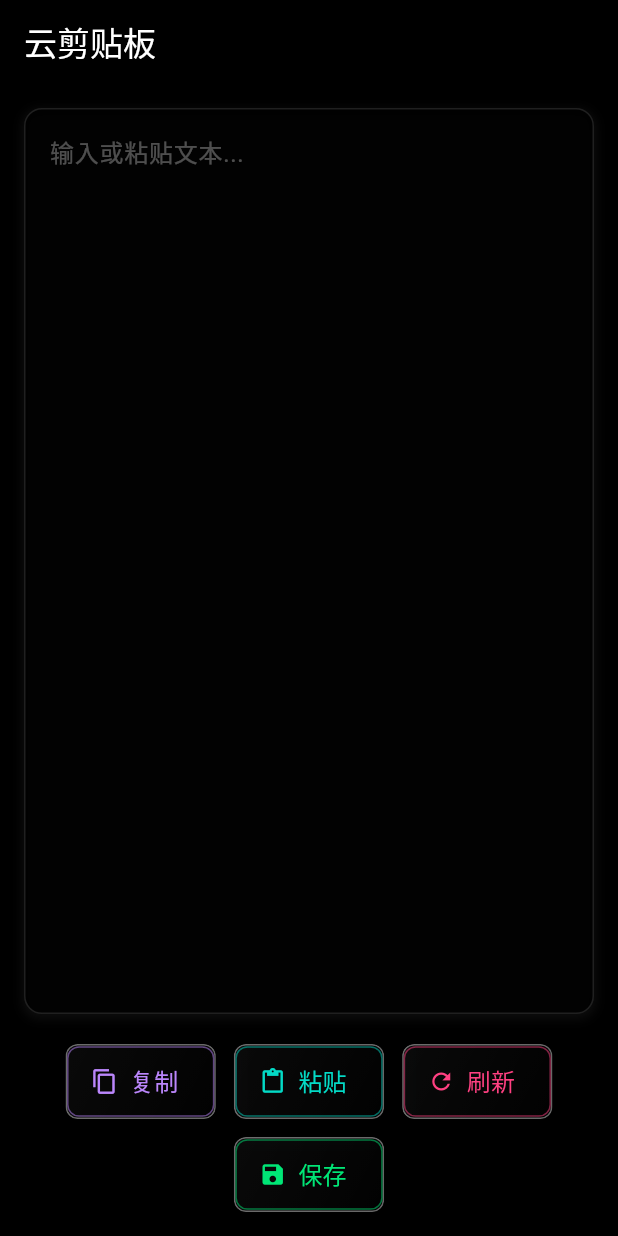
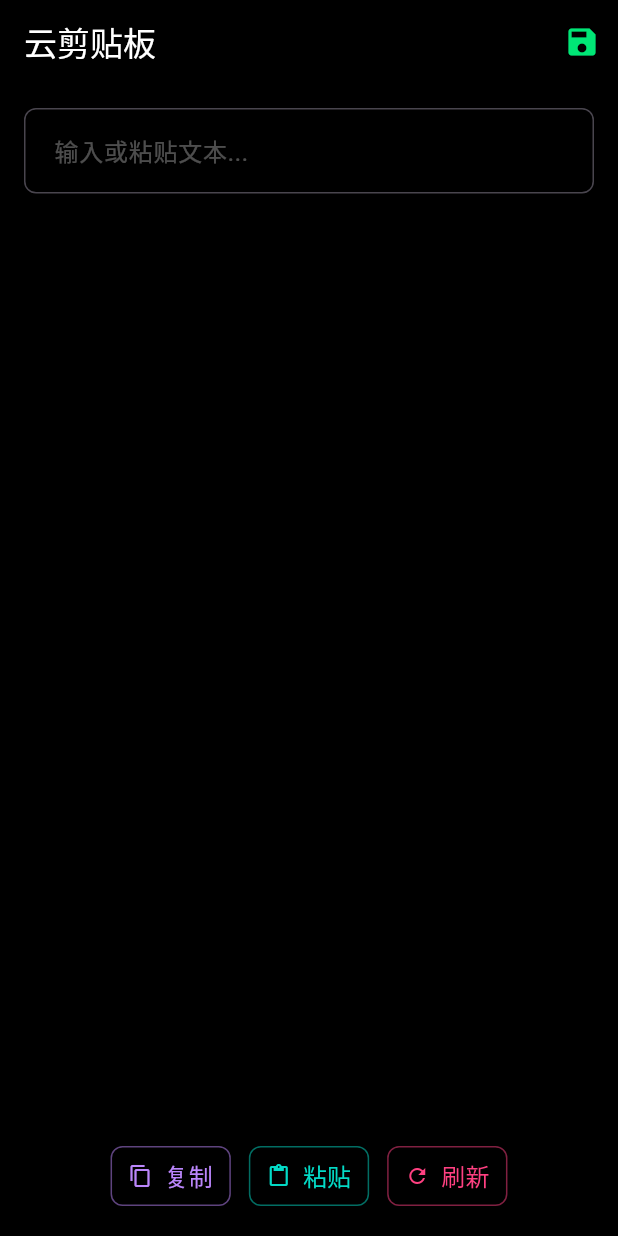
Before and after one commit to Z-zoe8013/ZTOOLBOX, a Flutter app: the screen it shows after launch, on a phone screen of 412 x 824 dp. Run offline on Flutter 3.47's test engine with Material 3 defaults, Android fonts, the phone set to English and light mode, and no system bars.

Commit message:
加入网络权限，调整布局

```diff
--- a/lib/Cloud clipboard/index.dart
+++ b/lib/Cloud clipboard/index.dart
@@ -3,10 +3,9 @@ import 'Access service/visit.dart';
 import 'Access service/save.dart';
 import 'clipboard_utils.dart';
 import 'prompt.dart';
-import 'glass_container.dart';
 
 /// 剪贴板页面
-/// 响应式设计，解决移动端按键溢出问题
+/// 简化版 - 保留核心功能
 class ClipboardPage extends StatefulWidget {
   const ClipboardPage({super.key});
 
@@ -17,6 +16,7 @@ class ClipboardPage extends StatefulWidget {
 class _ClipboardPageState extends State<ClipboardPage> {
   final TextEditingController _textController = TextEditingController();
   bool _isLoading = false; // 控制刷新按钮状态
+  bool _isSaving = false; // 控制保存按钮状态
 
   @override
   void dispose() {
@@ -24,7 +24,7 @@ class _ClipboardPageState extends State<ClipboardPage> {
     super.dispose();
   }
 
-  // 📋 复制文本到剪贴板
+  // 复制文本到剪贴板
   Future<void> _copyToClipboard() async {
     final text = _textController.text.trim();
     if (text.isEmpty) {
@@ -35,7 +35,7 @@ class _ClipboardPageState extends State<ClipboardPage> {
     if (mounted) ToastUtil.showMessage(context, '已复制到剪贴板');
   }
 
-  // 📋 从剪贴板粘贴文本
+  // 从剪贴板粘贴文本
   Future<void> _pasteFromClipboard() async {
     final clipboardText = await ClipboardUtils.getClipboardText();
     if (clipboardText != null && clipboardText.trim().isNotEmpty) {
@@ -48,7 +48,7 @@ class _ClipboardPageState extends State<ClipboardPage> {
     }
   }
 
-  // 🔄 刷新：访问服务并填充数据
+  // 刷新：访问服务并填充数据
   Future<void> _refreshData() async {
     setState(() => _isLoading = true);
 
@@ -72,7 +72,7 @@ class _ClipboardPageState extends State<ClipboardPage> {
     }
   }
 
-  // 💾 保存文本内容
+  // 保存文本内容
   Future<void> _saveText() async {
     final text = _textController.text.trim();
     if (text.isEmpty) {
@@ -80,9 +80,13 @@ class _ClipboardPageState extends State<ClipboardPage> {
       return;
     }
 
+    setState(() => _isSaving = true);
+
     try {
       final saveService = SaveService();
       final result = await saveService.saveNote(noteContent: text);
+
+      if (!mounted) return;
 
       if (result != null && !result.toString().contains('失效')) {
         if (mounted) ToastUtil.showMessage(context, '保存成功');
@@ -91,6 +95,10 @@ class _ClipboardPageState extends State<ClipboardPage> {
       }
     } catch (e) {
       if (mounted) ToastUtil.showMessage(context, '保存出错: $e');
+    } finally {
+      if (mounted) {
+        setState(() => _isSaving = false);
+      }
     }
   }
 
@@ -98,12 +106,9 @@ class _ClipboardPageState extends State<ClipboardPage> {
   Widget build(BuildContext context) {
     // 获取屏幕宽度，用于响应式布局
     final screenWidth = MediaQuery.of(context).size.width;
-    // 根据屏幕宽度决定按钮尺寸和图标显示
     final bool isSmallScreen = screenWidth < 360;
-    final double buttonPadding = isSmallScreen ? 8.0 : 12.0;
-    final double iconSize = isSmallScreen ? 16 : 18;
 
-    // 深色主题颜色
+    // 主题颜色
     const primaryColor = Color(0xFFBB86FC); // 紫色点缀
     const secondaryColor = Color(0xFF03DAC6); // 青色点缀
     const accentColor = Color(0xFFFF4081); // 粉色点缀
@@ -114,102 +119,84 @@ class _ClipboardPageState extends State<ClipboardPage> {
       appBar: AppBar(
         title: const Text('云剪贴板'),
         backgroundColor: Colors.black87,
-        elevation: 0,
         foregroundColor: Colors.white,
+        actions: [
+          // 保存按钮
+          IconButton(
+            icon: _isSaving
+                ? const SizedBox(
+                    width: 20,
+                    height: 20,
+                    child: CircularProgressIndicator(
+                      strokeWidth: 2,
+                      color: Colors.white,
+                    ),
+                  )
+                : const Icon(Icons.save),
+            onPressed: _isSaving ? null : _saveText,
+            tooltip: '保存',
+            color: successColor,
+          ),
+        ],
       ),
       body: Padding(
         padding: const EdgeInsets.all(16.0),
         child: Column(
-          crossAxisAlignment: CrossAxisAlignment.center,
           children: [
-            // 文本编辑区域
+            // 简化的文本编辑区域
             Expanded(
-              child: Container(
-                decoration: BoxDecoration(
-                  color: Colors.black87,
-                  border: Border.all(color: Colors.white12),
-                  borderRadius: BorderRadius.circular(12),
-                  boxShadow: [
-                    BoxShadow(
-                      color: Colors.white.withOpacity(0.05),
-                      spreadRadius: 1,
-                      blurRadius: 5,
-                      offset: const Offset(0, 2),
-                    ),
-                  ],
-                ),
               child: TextField(
                 controller: _textController,
-                  autofocus: false,
-                  maxLines: null,
-                  expands: true,
-                  textAlignVertical: TextAlignVertical.top,
-                  style: const TextStyle(fontSize: 16, color: Colors.white),
                 decoration: InputDecoration(
-                    border: InputBorder.none,
                   hintText: '输入或粘贴文本...',
                   hintStyle: TextStyle(color: Colors.white30),
+                  filled: true,
+                  fillColor: Colors.black87,
+                  border: OutlineInputBorder(
+                    borderRadius: BorderRadius.circular(8),
+                    borderSide: BorderSide(color: Colors.white12),
+                  ),
                   contentPadding: const EdgeInsets.all(16),
                 ),
-                  textInputAction: TextInputAction.done,
-                  cursorColor: primaryColor,
-                ),
+                style: const TextStyle(fontSize: 16, color: Colors.white),
+                textAlignVertical: TextAlignVertical.top,
+                maxLines: null, // 允许多行输入
               ),
             ),
             const SizedBox(height: 20),
 
-            // 按钮区域 - 使用Wrap替代Row，解决溢出问题
-            Wrap(
-              spacing: 12.0, // 水平间距
-              runSpacing: 12.0, // 垂直间距
-              alignment: WrapAlignment.center,
+            // 简化的按钮区域
+            Row(
+              mainAxisAlignment: MainAxisAlignment.center,
               children: [
                 // 复制按钮
-                _buildActionButton(
+                _buildSimpleButton(
                   icon: Icons.copy,
                   label: '复制',
                   onPressed: _copyToClipboard,
                   color: primaryColor,
-                  isLoading: false,
-                  buttonPadding: buttonPadding,
-                  iconSize: iconSize,
                   isSmallScreen: isSmallScreen,
                 ),
+                const SizedBox(width: 12),
 
                 // 粘贴按钮
-                _buildActionButton(
+                _buildSimpleButton(
                   icon: Icons.paste,
                   label: '粘贴',
                   onPressed: _pasteFromClipboard,
                   color: secondaryColor,
-                  isLoading: false,
-                  buttonPadding: buttonPadding,
-                  iconSize: iconSize,
                   isSmallScreen: isSmallScreen,
                 ),
+                const SizedBox(width: 12),
 
                 // 刷新按钮
-                _buildActionButton(
+                _buildSimpleButton(
                   icon: Icons.refresh,
                   label: '刷新',
                   onPressed: _isLoading ? null : _refreshData,
                   color: accentColor,
+                  isSmallScreen: isSmallScreen,
                   isLoading: _isLoading,
-                  buttonPadding: buttonPadding,
-                  iconSize: iconSize,
-                  isSmallScreen: isSmallScreen,
-                ),
-
-                // 保存按钮
-                _buildActionButton(
-                  icon: Icons.save,
-                  label: '保存',
-                  onPressed: _saveText,
-                  color: successColor,
-                  isLoading: false,
-                  buttonPadding: buttonPadding,
-                  iconSize: iconSize,
-                  isSmallScreen: isSmallScreen,
                 ),
               ],
             ),
@@ -219,60 +206,36 @@ class _ClipboardPageState extends State<ClipboardPage> {
     );
   }
 
-  // 构建响应式操作按钮
-  Widget _buildActionButton({
+  // 简化的按钮构建方法
+  Widget _buildSimpleButton({
     required IconData icon,
     required String label,
     required VoidCallback? onPressed,
     required Color color,
+    required bool isSmallScreen,
     bool isLoading = false,
-    required double buttonPadding,
-    required double iconSize,
-    required bool isSmallScreen,
   }) {
-    // 小屏幕上按钮宽度占比更大
-    final buttonWidth = isSmallScreen
-        ? (MediaQuery.of(context).size.width - 60) / 2
-        : null;
+    final fontSize = isSmallScreen ? 14.0 : 16.0;
 
-    final buttonContent = ElevatedButton.icon(
+    return ElevatedButton.icon(
       onPressed: onPressed,
       icon: isLoading
           ? const SizedBox(
-              width: 20,
-              height: 20,
+              width: 16,
+              height: 16,
               child: CircularProgressIndicator(
                 strokeWidth: 2,
                 color: Colors.white,
               ),
             )
-          : Icon(icon, size: iconSize),
-      label: Padding(
-        padding: EdgeInsets.symmetric(vertical: buttonPadding),
-        child: Text(label, style: TextStyle(fontSize: isSmallScreen ? 14 : 16)),
-      ),
+          : Icon(icon, size: 16),
+      label: Text(label, style: TextStyle(fontSize: fontSize)),
       style: ElevatedButton.styleFrom(
         backgroundColor: Colors.transparent,
         foregroundColor: color,
-        shape: RoundedRectangleBorder(
-          borderRadius: BorderRadius.circular(8),
         side: BorderSide(color: color.withOpacity(0.5)),
-        ),
-        elevation: 0,
-        disabledBackgroundColor: Colors.transparent,
-        disabledForegroundColor: Colors.white30,
-      ),
-    );
-
-    return SizedBox(
-      width: buttonWidth,
-      child: GlassContainer(
-        child: buttonContent,
-        blur: 10.0,
-        opacity: 0.15,
-        borderOpacity: 0.4,
-        borderRadius: 8.0,
-        padding: const EdgeInsets.all(0),
+        padding: const EdgeInsets.symmetric(horizontal: 12, vertical: 8),
+        shape: RoundedRectangleBorder(borderRadius: BorderRadius.circular(8)),
       ),
     );
   }
```
Also changed, not shown: 2 other files. Lines whose indentation alone changed are shown as unchanged.
